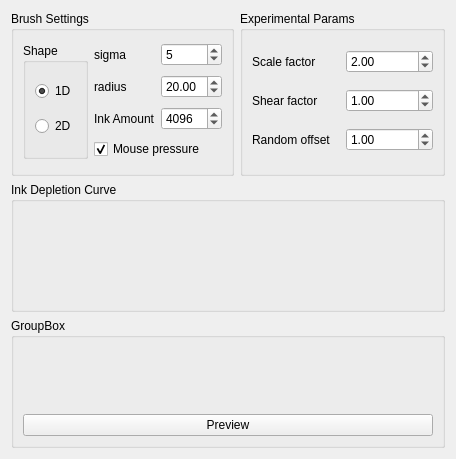
This is krita/plugins/paintops/sumie/wdgsumieoptions.ui in KDE/krita as Qt 5 draws it before an edit. The edited form follows.
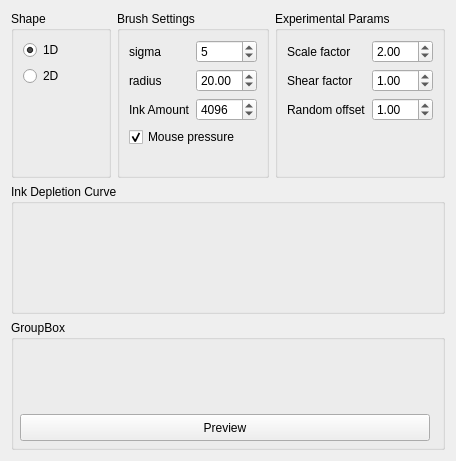
This is the edited form. Custom widgets are drawn as their Qt base class.

Commit message: Nicer layout

```diff
--- a/krita/plugins/paintops/sumie/wdgsumieoptions.ui
+++ b/krita/plugins/paintops/sumie/wdgsumieoptions.ui
@@ -6,7 +6,7 @@
     <x>0</x>
     <y>0</y>
     <width>436</width>
-    <height>445</height>
+    <height>461</height>
    </rect>
   </property>
   <property name="minimumSize" >
@@ -15,31 +15,15 @@
     <height>0</height>
    </size>
   </property>
-  <layout class="QGridLayout" name="gridLayout_5" >
+  <layout class="QGridLayout" name="gridLayout_6" >
    <item row="0" column="0" >
-    <widget class="QGroupBox" name="brushGroup" >
-     <property name="sizePolicy" >
-      <sizepolicy vsizetype="Minimum" hsizetype="Minimum" >
-       <horstretch>0</horstretch>
-       <verstretch>0</verstretch>
-      </sizepolicy>
-     </property>
-     <property name="minimumSize" >
-      <size>
-       <width>0</width>
-       <height>165</height>
-      </size>
-     </property>
-     <property name="title" >
-      <string>Brush Settings</string>
-     </property>
-     <layout class="QGridLayout" name="gridLayout_2" >
-      <item rowspan="4" row="0" column="0" >
+    <layout class="QHBoxLayout" name="horizontalLayout" >
+     <item>
        <widget class="QGroupBox" name="grpShape" >
         <property name="title" >
          <string>Shape</string>
         </property>
-        <layout class="QGridLayout" name="gridLayout" >
+       <layout class="QGridLayout" name="gridLayout_5" >
          <item row="0" column="0" >
           <widget class="QRadioButton" name="oneDimBrushBtn" >
            <property name="text" >
@@ -57,45 +41,76 @@
            </property>
           </widget>
          </item>
+        <item row="2" column="0" >
+         <spacer name="verticalSpacer_2" >
+          <property name="orientation" >
+           <enum>Qt::Vertical</enum>
+          </property>
+          <property name="sizeHint" stdset="0" >
+           <size>
+            <width>20</width>
+            <height>40</height>
+           </size>
+          </property>
+         </spacer>
+        </item>
         </layout>
        </widget>
       </item>
-      <item row="0" column="1" >
+     <item>
+      <widget class="QGroupBox" name="brushGroup" >
+       <property name="sizePolicy" >
+        <sizepolicy vsizetype="Minimum" hsizetype="Minimum" >
+         <horstretch>0</horstretch>
+         <verstretch>0</verstretch>
+        </sizepolicy>
+       </property>
+       <property name="minimumSize" >
+        <size>
+         <width>0</width>
+         <height>165</height>
+        </size>
+       </property>
+       <property name="title" >
+        <string>Brush Settings</string>
+       </property>
+       <layout class="QGridLayout" name="gridLayout_4" >
+        <item row="0" column="0" >
        <widget class="QLabel" name="sigmaLabel" >
         <property name="text" >
          <string>sigma</string>
         </property>
        </widget>
       </item>
-      <item row="0" column="2" >
+        <item row="0" column="1" >
        <widget class="QSpinBox" name="radiusSpinBox" >
         <property name="value" >
          <number>5</number>
         </property>
        </widget>
       </item>
-      <item row="1" column="1" >
+        <item row="1" column="0" >
        <widget class="QLabel" name="radiusLabel" >
         <property name="text" >
          <string>radius</string>
         </property>
        </widget>
       </item>
-      <item row="1" column="2" >
+        <item row="1" column="1" >
        <widget class="QDoubleSpinBox" name="sigmaSpinBox" >
         <property name="value" >
          <double>20.000000000000000</double>
         </property>
        </widget>
       </item>
-      <item row="2" column="1" >
+        <item row="2" column="0" >
        <widget class="QLabel" name="inkLabel" >
         <property name="text" >
          <string>Ink Amount</string>
         </property>
        </widget>
       </item>
-      <item row="2" column="2" >
+        <item row="2" column="1" >
        <widget class="QSpinBox" name="inkAmountSpinBox" >
         <property name="maximum" >
          <number>10000</number>
@@ -105,7 +120,7 @@
         </property>
        </widget>
       </item>
-      <item row="3" column="1" colspan="2" >
+        <item row="3" column="0" colspan="2" >
        <widget class="QCheckBox" name="mousePressureCBox" >
         <property name="text" >
          <string>Mouse pressure</string>
@@ -115,10 +130,23 @@
         </property>
        </widget>
       </item>
+        <item row="4" column="0" >
+         <spacer name="verticalSpacer_4" >
+          <property name="orientation" >
+           <enum>Qt::Vertical</enum>
+          </property>
+          <property name="sizeHint" stdset="0" >
+           <size>
+            <width>20</width>
+            <height>40</height>
+           </size>
+          </property>
+         </spacer>
+        </item>
      </layout>
     </widget>
    </item>
-   <item row="0" column="1" >
+     <item>
     <widget class="QGroupBox" name="groupBox_2" >
      <property name="sizePolicy" >
       <sizepolicy vsizetype="Minimum" hsizetype="Minimum" >
@@ -181,10 +209,25 @@
         </property>
        </widget>
       </item>
+        <item row="3" column="1" >
+         <spacer name="verticalSpacer_3" >
+          <property name="orientation" >
+           <enum>Qt::Vertical</enum>
+          </property>
+          <property name="sizeHint" stdset="0" >
+           <size>
+            <width>20</width>
+            <height>40</height>
+           </size>
+          </property>
+         </spacer>
+        </item>
      </layout>
     </widget>
    </item>
-   <item row="1" column="0" colspan="2" >
+    </layout>
+   </item>
+   <item row="1" column="0" >
     <widget class="QGroupBox" name="groupBox" >
      <property name="minimumSize" >
       <size>
@@ -195,19 +238,14 @@
      <property name="title" >
       <string>Ink Depletion Curve</string>
      </property>
-     <widget class="KCurve" native="1" name="inkCurve" >
-      <property name="geometry" >
-       <rect>
-        <x>11</x>
-        <y>30</y>
-        <width>410</width>
-        <height>111</height>
-       </rect>
-      </property>
-     </widget>
-    </widget>
+     <layout class="QGridLayout" name="gridLayout" >
+      <item row="0" column="0" >
+       <widget class="KCurve" native="1" name="inkCurve" />
+      </item>
+     </layout>
+    </widget>
    </item>
-   <item row="2" column="0" colspan="2" >
+   <item row="2" column="0" >
     <widget class="QGroupBox" name="previewGroupBox" >
      <property name="sizePolicy" >
       <sizepolicy vsizetype="Minimum" hsizetype="Minimum" >
@@ -224,7 +262,7 @@
      <property name="title" >
       <string>GroupBox</string>
      </property>
-     <layout class="QGridLayout" name="gridLayout_4" >
+     <layout class="QGridLayout" name="gridLayout_2" >
       <item row="0" column="0" >
        <widget class="QLabel" name="previewLbl" >
         <property name="sizePolicy" >
@@ -244,17 +282,20 @@
         </property>
        </widget>
       </item>
-      <item row="1" column="0" >
+     </layout>
        <widget class="QPushButton" name="previewBtn" >
+      <property name="geometry" >
+       <rect>
+        <x>9</x>
+        <y>94</y>
+        <width>410</width>
+        <height>27</height>
+       </rect>
+      </property>
         <property name="text" >
          <string>Preview</string>
         </property>
        </widget>
-      </item>
-     </layout>
-     <zorder>previewLbl</zorder>
-     <zorder>groupBox</zorder>
-     <zorder>previewBtn</zorder>
     </widget>
    </item>
    <item row="3" column="0" >
```
Lines whose indentation alone changed are shown as unchanged.
